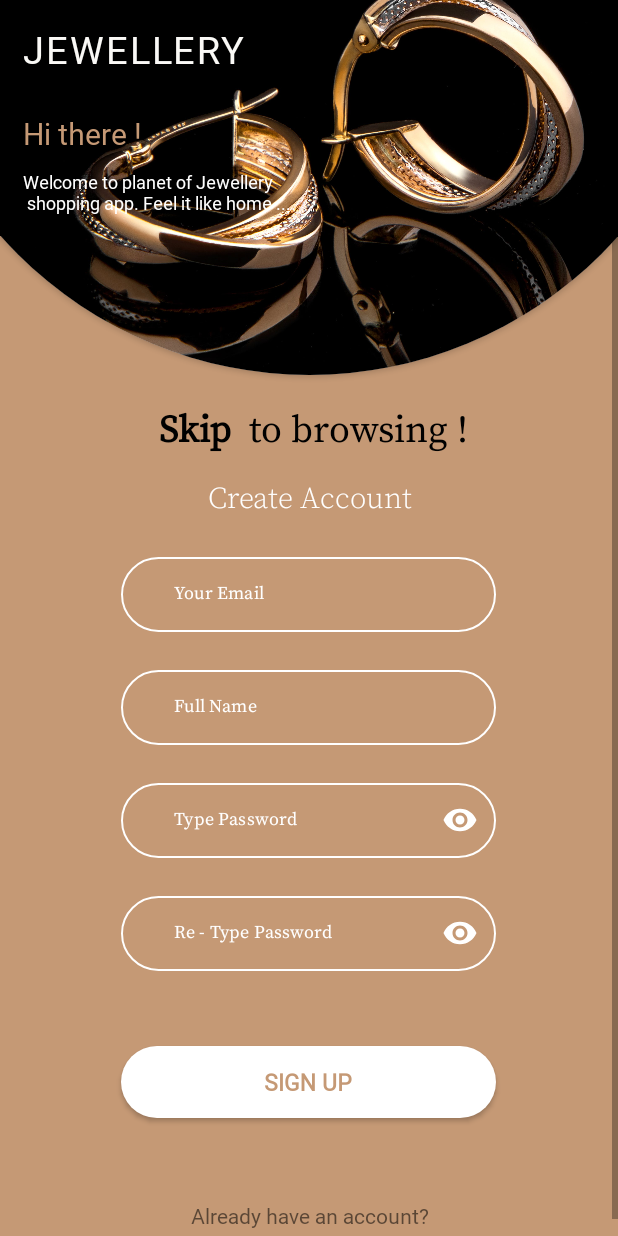
After one commit to rikesh619/jewellery_shop, an Android app: the SignUpActivity screen opened directly, with no data from a screen before it, on a phone screen of 412 x 824 dp. The commit adds this screen. Run offline under Robolectric (Android 15) with nearby library versions, the phone set to English and light mode, and no system bars.

```diff
--- /dev/null
+++ b/app/src/main/java/com/smartherd/jewelleryshop/activity/authentication/SignUpActivity.kt
@@ -0,0 +1,12 @@
+package com.smartherd.jewelleryshop.activity.authentication
+
+import androidx.appcompat.app.AppCompatActivity
+import android.os.Bundle
+import com.smartherd.jewelleryshop.R
+
+class SignUpActivity : AppCompatActivity() {
+    override fun onCreate(savedInstanceState: Bundle?) {
+        super.onCreate(savedInstanceState)
+        setContentView(R.layout.activity_sign_up)
+    }
+}
--- a/app/src/main/java/com/smartherd/jewelleryshop/models/ItemCategoriesModel.kt
+++ b/app/src/main/java/com/smartherd/jewelleryshop/models/ItemCategoriesModel.kt
@@ -1,3 +1,3 @@
 package com.smartherd.jewelleryshop.models
 
-class ItemCategoriesModel(var image : Int , var itemName : String)
+class ItemCategoriesModel(var image_name : String? = null , var name : String? = null)
--- /dev/null
+++ b/app/src/main/res/drawable/login_signup_border.xml
@@ -0,0 +1,9 @@
+<?xml version="1.0" encoding="utf-8"?>
+<shape xmlns:android="http://schemas.android.com/apk/res/android" android:shape="rectangle">
+
+    <stroke android:color="@color/white" android:width="1dp"/>
+
+    <corners android:radius="50dp"/>
+
+
+</shape>
--- /dev/null
+++ b/app/src/main/res/drawable/login_signup_btn.xml
@@ -0,0 +1,8 @@
+<?xml version="1.0" encoding="utf-8"?>
+<shape xmlns:android="http://schemas.android.com/apk/res/android" android:shape="rectangle">
+
+    <solid android:color="@color/white"/>
+
+    <corners android:radius="25dp"/>
+
+</shape>
--- a/app/src/main/res/layout/activity_product_detail.xml
+++ b/app/src/main/res/layout/activity_product_detail.xml
@@ -84,7 +84,7 @@
                 android:layout_gravity="end"
                 android:layout_marginTop="-70dp"
                 android:layout_marginEnd="50dp"
-                android:backgroundTint="@color/items_categories_bg"
+                android:backgroundTint="#D6B89E"
                 app:cardCornerRadius="5dp">
 
                 <LinearLayout
--- /dev/null
+++ b/app/src/main/res/layout/activity_sign_up.xml
@@ -0,0 +1,258 @@
+<?xml version="1.0" encoding="utf-8"?>
+<RelativeLayout xmlns:android="http://schemas.android.com/apk/res/android"
+    xmlns:app="http://schemas.android.com/apk/res-auto"
+    xmlns:tools="http://schemas.android.com/tools"
+    android:layout_width="match_parent"
+    android:layout_height="match_parent"
+    android:background="@color/items_categories_bg">
+
+    <LinearLayout
+        android:layout_width="match_parent"
+        android:layout_height="wrap_content"
+        android:layout_alignParentStart="true"
+        android:layout_alignParentTop="true"
+        android:layout_alignParentEnd="true"
+        android:gravity="center">
+
+        <androidx.cardview.widget.CardView
+            android:layout_width="550dp"
+            android:layout_height="550dp"
+            android:layout_marginTop="-200dp"
+            app:cardCornerRadius="275dp">
+
+            <ImageView
+                android:layout_width="match_parent"
+                android:layout_height="match_parent"
+                android:layout_marginStart="25dp"
+                android:layout_marginTop="250dp"
+                android:scaleType="centerCrop"
+                android:src="@drawable/jewellery_bg" />
+
+        </androidx.cardview.widget.CardView>
+    </LinearLayout>
+
+    <LinearLayout
+        android:layout_width="match_parent"
+        android:layout_height="match_parent"
+        android:orientation="vertical">
+
+        <ScrollView
+            android:layout_width="match_parent"
+            android:layout_height="match_parent">
+
+            <RelativeLayout
+                android:layout_width="match_parent"
+                android:layout_height="wrap_content">
+
+                <LinearLayout
+                    android:layout_width="match_parent"
+                    android:layout_height="match_parent"
+                    android:orientation="vertical">
+
+                    <TextView
+                        android:layout_width="match_parent"
+                        android:layout_height="wrap_content"
+                        android:layout_marginStart="15dp"
+                        android:layout_marginTop="15dp"
+                        android:fontFamily="@font/source_serif_pro_semibold"
+                        android:gravity="start"
+                        android:letterSpacing="0.05"
+                        android:maxLines="1"
+                        android:text="JEWELLERY"
+                        android:textColor="@color/off_white"
+                        android:textSize="25sp" />
+
+                    <TextView
+                        android:layout_width="match_parent"
+                        android:layout_height="wrap_content"
+                        android:layout_marginStart="15dp"
+                        android:layout_marginTop="25dp"
+                        android:fontFamily="@font/source_serif_pro_semibold"
+                        android:text="Hi there !"
+                        android:textAllCaps="false"
+                        android:textColor="@color/items_categories_bg"
+                        android:textSize="20sp" />
+
+                    <TextView
+                        android:layout_width="match_parent"
+                        android:layout_height="wrap_content"
+                        android:layout_marginStart="15dp"
+                        android:layout_marginTop="10dp"
+                        android:fontFamily="@font/source_serif_pro_semibold"
+                        android:text="Welcome to planet of Jewellery \n shopping app. Feel it like home ...."
+                        android:textColor="@color/white"
+                        android:textSize="12sp" />
+
+                    <LinearLayout
+                        android:layout_width="match_parent"
+                        android:layout_height="wrap_content"
+                        android:layout_marginTop="125dp"
+                        android:orientation="vertical">
+
+                        <TextView
+                            android:layout_width="match_parent"
+                            android:layout_height="wrap_content"
+                            android:fontFamily="@font/source_serif_pro_regular"
+                            android:gravity="center"
+                            android:text="@string/skip_to_browsing"
+                            android:textColor="@color/black"
+                            android:textSize="25sp" />
+
+                        <TextView
+                            android:layout_width="match_parent"
+                            android:layout_height="wrap_content"
+                            android:gravity="center"
+                            android:layout_gravity="center"
+                            android:text="Create Account"
+                            android:layout_marginTop="15dp"
+                            android:textSize="20sp"
+                            android:textColor="@color/white"
+                            android:fontFamily="@font/source_serif_pro_light"/>
+
+                        <com.google.android.material.textfield.TextInputLayout
+                            android:id="@+id/log_in_email_id_layout"
+                            style="@style/Widget.MaterialComponents.TextInputLayout.OutlinedBox"
+                            android:layout_width="250dp"
+                            android:layout_height="50dp"
+                            android:layout_marginTop="25dp"
+                            app:hintEnabled="false"
+                            android:gravity="center"
+                            android:layout_gravity="center"
+                            app:hintAnimationEnabled="false"
+                            app:expandedHintEnabled="false">
+
+                            <com.google.android.material.textfield.TextInputEditText
+                                android:id="@+id/email_text_input"
+                                android:layout_width="match_parent"
+                                android:layout_height="match_parent"
+                                android:background="@drawable/login_signup_border"
+                                android:fontFamily="@font/source_serif_pro_regular"
+                                android:hint="Your Email"
+                                android:textColorHint="@color/white"
+                                android:paddingStart="35dp"
+                                android:inputType="textEmailAddress"
+                                android:textColor="@color/black"
+                                android:textSize="12sp" />
+                        </com.google.android.material.textfield.TextInputLayout>
+
+                        <com.google.android.material.textfield.TextInputLayout
+                            android:id="@+id/user_full_name_id_layout"
+                            style="@style/Widget.MaterialComponents.TextInputLayout.OutlinedBox"
+                            android:layout_width="250dp"
+                            android:layout_height="50dp"
+                            android:layout_marginTop="25dp"
+                            app:hintEnabled="false"
+                            android:gravity="center"
+                            android:layout_gravity="center"
+                            app:hintAnimationEnabled="false"
+                            app:expandedHintEnabled="false">
+
+                            <com.google.android.material.textfield.TextInputEditText
+                                android:id="@+id/user_full_name_text_input"
+                                android:layout_width="match_parent"
+                                android:layout_height="match_parent"
+                                android:background="@drawable/login_signup_border"
+                                android:fontFamily="@font/source_serif_pro_regular"
+                                android:hint="Full Name"
+                                android:textColorHint="@color/white"
+                                android:paddingStart="35dp"
+                                android:inputType="textEmailAddress"
+                                android:textColor="@color/black"
+                                android:textSize="12sp" />
+                        </com.google.android.material.textfield.TextInputLayout>
+
+                        <com.google.android.material.textfield.TextInputLayout
+                            android:id="@+id/sign_up_password_layout"
+                            style="@style/Widget.MaterialComponents.TextInputLayout.OutlinedBox"
+                            android:layout_width="250dp"
+                            android:layout_height="50dp"
+                            android:gravity="center"
+                            android:layout_gravity="center"
+                            android:layout_marginTop="25dp"
+                            android:fontFamily="@font/source_serif_pro"
+                            app:counterMaxLength="20"
+                            app:passwordToggleEnabled="true"
+                            app:passwordToggleTint="@color/white"
+                            app:hintEnabled="false"
+                            app:hintAnimationEnabled="false"
+                            app:expandedHintEnabled="false">
+
+                            <com.google.android.material.textfield.TextInputEditText
+                                android:id="@+id/sign_up_password_text_input"
+                                android:layout_width="match_parent"
+                                android:layout_height="match_parent"
+                                android:background="@drawable/login_signup_border"
+                                android:fontFamily="@font/source_serif_pro_regular"
+                                android:hint="Type Password"
+                                android:paddingStart="35dp"
+                                android:textColorHint="@color/white"
+                                android:inputType="textPassword"
+                                android:textColor="@color/black"
+                                android:textSize="12sp" />
+                        </com.google.android.material.textfield.TextInputLayout>
+
+
+                        <com.google.android.material.textfield.TextInputLayout
+                            android:id="@+id/sign_up_repassword_layout"
+                            style="@style/Widget.MaterialComponents.TextInputLayout.OutlinedBox"
+                            android:layout_width="250dp"
+                            android:layout_height="50dp"
+                            android:gravity="center"
+                            android:layout_gravity="center"
+                            android:layout_marginTop="25dp"
+                            android:fontFamily="@font/source_serif_pro"
+                            app:counterMaxLength="20"
+                            app:passwordToggleEnabled="true"
+                            app:passwordToggleTint="@color/white"
+                            app:hintEnabled="false"
+                            app:hintAnimationEnabled="false"
+                            app:expandedHintEnabled="false">
+
+                            <com.google.android.material.textfield.TextInputEditText
+                                android:id="@+id/sign_up_repassword_text_input"
+                                android:layout_width="match_parent"
+                                android:layout_height="match_parent"
+                                android:background="@drawable/login_signup_border"
+                                android:fontFamily="@font/source_serif_pro_regular"
+                                android:hint="Re - Type Password"
+                                android:paddingStart="35dp"
+                                android:textColorHint="@color/white"
+                                android:inputType="textPassword"
+                                android:textColor="@color/black"
+                                android:textSize="12sp" />
+                        </com.google.android.material.textfield.TextInputLayout>
+
+
+                        <androidx.appcompat.widget.AppCompatButton
+                            android:id="@+id/btn_log_in"
+                            android:layout_width="250dp"
+                            android:layout_height="48dp"
+                            android:layout_marginTop="50dp"
+                            android:gravity="center"
+                            android:layout_gravity="center"
+                            android:background="@drawable/login_signup_btn"
+                            android:fontFamily="@font/source_serif_pro_semibold"
+                            android:text="Sign Up"
+                            android:textColor="@color/items_categories_bg"
+                            android:textSize="15sp"
+                            android:textStyle="bold" />
+
+                        <TextView
+                            android:id="@+id/dont_have_acc"
+                            android:layout_width="wrap_content"
+                            android:layout_height="wrap_content"
+                            android:text="Already have an account?"
+                            android:gravity="center"
+                            android:layout_gravity="center"
+                            android:layout_marginTop="55dp"
+                            android:layout_marginBottom="15dp"
+                            android:fontFamily="@font/source_serif_pro_semibold"/>
+
+
+
+                    </LinearLayout>
+                </LinearLayout>
+            </RelativeLayout>
+        </ScrollView>
+    </LinearLayout>
+</RelativeLayout>
--- a/app/src/main/res/layout/items_categories_list.xml
+++ b/app/src/main/res/layout/items_categories_list.xml
@@ -2,7 +2,7 @@
 <LinearLayout xmlns:android="http://schemas.android.com/apk/res/android"
     xmlns:app="http://schemas.android.com/apk/res-auto"
     android:layout_width="40dp"
-    android:layout_height="60dp"
+    android:layout_height="wrap_content"
     android:layout_marginStart="10dp"
     android:layout_marginTop="10dp"
     android:orientation="vertical">
--- a/app/src/main/res/values/strings.xml
+++ b/app/src/main/res/values/strings.xml
@@ -9,4 +9,5 @@
     <string name="see_collection">See Collection</string>
     <string name="tab_favorites">Favorites</string>
     <string name="tab_news">News</string>
+    <string name="skip_to_browsing"><b> Skip </b> to browsing !</string>
 </resources>
--- a/build.gradle
+++ b/build.gradle
@@ -1,4 +1,8 @@
-// Top-level build file where you can add configuration options common to all sub-projects/modules.
+buildscript {
+    dependencies {
+        classpath 'com.google.gms:google-services:4.4.0'
+    }
+}// Top-level build file where you can add configuration options common to all sub-projects/modules.
 plugins {
     id 'com.android.application' version '7.4.2' apply false
     id 'com.android.library' version '7.4.2' apply false
```
Also changed, not shown: app/build.gradle (+12 -6 lines), app/src/main/AndroidManifest.xml (+12 -1 lines), app/src/main/java/com/smartherd/jewelleryshop/activity/authentication/LoginActivity.kt (added, +29 -0 lines), app/src/main/java/com/smartherd/jewelleryshop/adapter/CategoriesItemListAdapter.kt (+20 -4 lines), app/src/main/java/com/smartherd/jewelleryshop/tabbar/HomeFragment.kt (+45 -32 lines), app/src/main/res/layout/activity_login.xml (added, +200 -0 lines), app/src/main/res/drawable/jewellery_bg.jpg (added), 1 other file.
